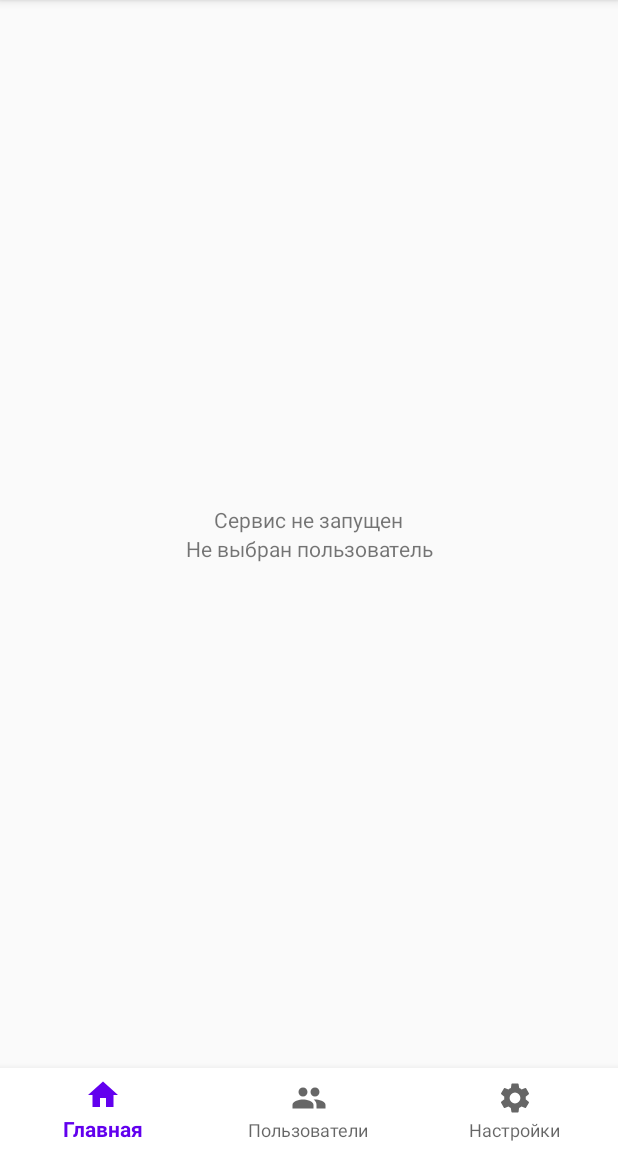
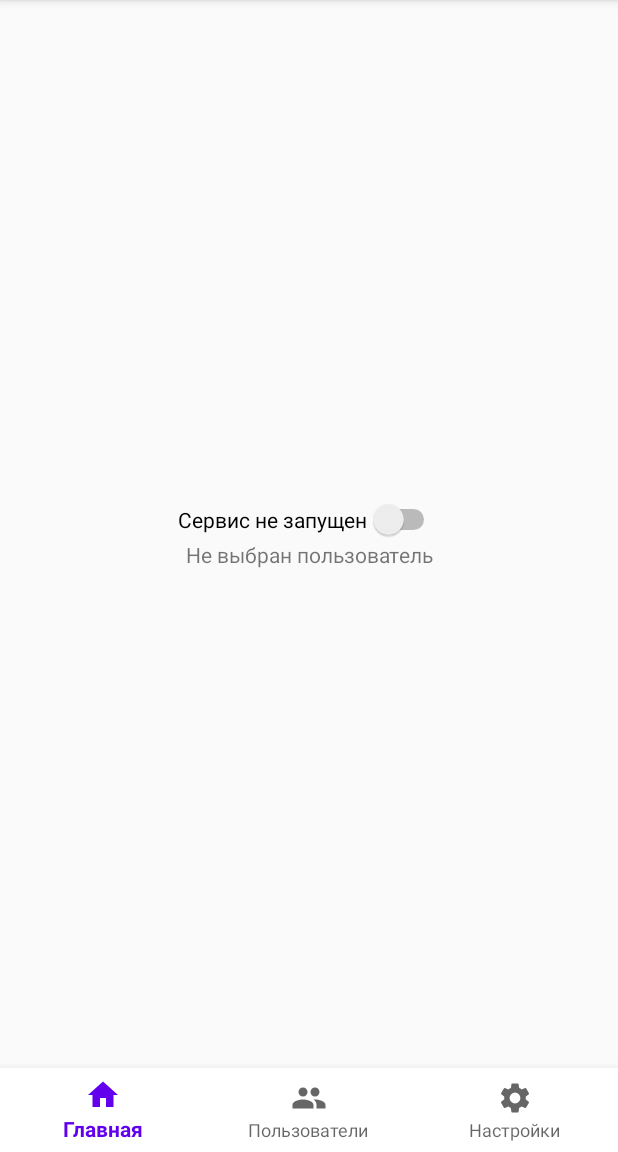
Before and after one commit to bulatim/autofiscal, an Android app: the screen it shows after launch (MainActivity), on a phone screen of 412 x 824 dp, the part 84-1236 px from its top. Run offline under Robolectric (Android 15) with nearby library versions, the phone set to English and light mode, and no system bars; our stand-ins replace Dagger/Hilt's generated code, Room's generated code, androidx.preference; 1 statement that could not run was skipped.

Commit message:
переписал включение сервиса для обмена с FTP

```diff
--- a/app/src/main/java/bulat/ru/autofiscalization/App.kt
+++ b/app/src/main/java/bulat/ru/autofiscalization/App.kt
@@ -30,8 +30,8 @@ class App : MultiDexApplication(), CoroutineScope {
         component = DaggerAppComponent.builder()
             .contextModule(contextModule)
             .build()
-        if (component.provideSharedPreferences().getBoolean("exchange_status", false))
-            startService()
+        /*if (component.provideSharedPreferences().getBoolean("exchange_status", false))
+            startService()*/
         serviceStatusBroadcastReceiver = ServiceStatusBroadcastReceiver {
             bound = it
         }
--- a/app/src/main/java/bulat/ru/autofiscalization/exchange/TestExchangeFile.kt
+++ b/app/src/main/java/bulat/ru/autofiscalization/exchange/TestExchangeFileProvider.kt
@@ -2,12 +2,12 @@ package bulat.ru.autofiscalization.exchange
 
 import android.content.Context
 import bulat.ru.autofiscalization.R
-import bulat.ru.autofiscalization.exchange.base.IExchangeFile
+import bulat.ru.autofiscalization.exchange.base.IExchangeFileProvider
 import java.io.File
 import java.io.FileOutputStream
 import java.io.InputStream
 
-class TestExchangeFile: IExchangeFile {
+class TestExchangeFileProvider: IExchangeFileProvider {
     lateinit var context: Context
 
     override fun getExchangeFile(): File? {
--- a/app/src/main/java/bulat/ru/autofiscalization/exchange/base/IExchangeFile.kt
+++ b/app/src/main/java/bulat/ru/autofiscalization/exchange/base/IExchangeFileProvider.kt
@@ -2,6 +2,6 @@ package bulat.ru.autofiscalization.exchange.base
 
 import java.io.File
 
-interface IExchangeFile {
+interface IExchangeFileProvider {
     fun getExchangeFile(): File?
 }
--- a/app/src/main/java/bulat/ru/autofiscalization/ui/main/MainFragment.kt
+++ b/app/src/main/java/bulat/ru/autofiscalization/ui/main/MainFragment.kt
@@ -1,12 +1,15 @@
 package bulat.ru.autofiscalization.ui.main
 
 import android.content.IntentFilter
+import android.content.SharedPreferences
 import android.os.Bundle
 import android.view.LayoutInflater
 import android.view.View
 import android.view.ViewGroup
+import android.widget.Toast
 import androidx.lifecycle.ViewModelProvider
 import bulat.ru.autofiscalization.App
+import bulat.ru.autofiscalization.BuildConfig
 import bulat.ru.autofiscalization.R
 import bulat.ru.autofiscalization.base.BaseFragment
 import bulat.ru.autofiscalization.model.entities.User
@@ -20,6 +23,8 @@ class MainFragment : BaseFragment() {
     lateinit var viewModel: MainViewModel
     @Inject
     lateinit var userProvider: InstanceProvider<User>
+    @Inject
+    lateinit var sharedPreferences: SharedPreferences
     private lateinit var serviceStatusBroadcastReceiver: ServiceStatusBroadcastReceiver
 
     override fun onCreate(savedInstanceState: Bundle?) {
@@ -43,22 +48,48 @@ class MainFragment : BaseFragment() {
         }
         serviceStatusBroadcastReceiver = ServiceStatusBroadcastReceiver {
             service_status.text = if (it) "Сервис запущен" else "Сервис не запущен"
+            service_status.isChecked = it
+            sharedPreferences.edit().putBoolean("exchange_status", it).apply()
         }
-        activity?.registerReceiver(serviceStatusBroadcastReceiver, IntentFilter(SERVICE_STATUS_BROADCAST_RECEIVER))
+        service_status.setOnCheckedChangeListener { _, isExchange ->
+            val hostname = sharedPreferences.getString("hostname", "")
+            if (hostname.isNullOrEmpty() && !BuildConfig.DEBUG) {
+                showToast("В настройках необходимо указать параметры соединения")
+                service_status.isChecked = false
+                return@setOnCheckedChangeListener
+            }
+            if (userProvider.get() != null) {
+                if (isExchange)
+                    (requireActivity().application as App).startService()
+                else {
+                    if ((requireActivity().application as App).bound) {
+                        showToast("Пожалуйста подождите")
+                        (requireActivity().application as App).stopService()
+                    }
+                }
+            } else if (isExchange) {
+                showToast("Создайте пользователя")
+            }
+        }
+        activity?.registerReceiver(
+            serviceStatusBroadcastReceiver,
+            IntentFilter(SERVICE_STATUS_BROADCAST_RECEIVER)
+        )
     }
 
     override fun onActivityCreated(savedInstanceState: Bundle?) {
         super.onActivityCreated(savedInstanceState)
         viewModel = ViewModelProvider(this, viewModelFactory).get(MainViewModel::class.java)
         viewModel.updateCurrentCashierName = {
-            currentCashier.text = userProvider.get()?.getSurnameWithInitial() ?: "Не выбран пользователь"
+            currentCashier.text =
+                userProvider.get()?.getSurnameWithInitial() ?: "Не выбран пользователь"
         }
         viewModel.getCurrentCashier()
     }
 
     override fun onDestroy() {
         super.onDestroy()
-        if(::serviceStatusBroadcastReceiver.isInitialized)
+        if (::serviceStatusBroadcastReceiver.isInitialized)
             activity?.unregisterReceiver(serviceStatusBroadcastReceiver)
     }
 }
--- a/app/src/main/java/bulat/ru/autofiscalization/ui/settings/SettingsFragment.kt
+++ b/app/src/main/java/bulat/ru/autofiscalization/ui/settings/SettingsFragment.kt
@@ -41,7 +41,7 @@ class SettingsFragment : PreferenceFragmentCompat(),
     }
 
     override fun onSharedPreferenceChanged(sharedPreferences: SharedPreferences, key: String?) {
-        when (key) {
+        when (key) {/*
             "exchange_status" -> {
                 activity?.let { fragmentActivity ->
                     val isExchange = sharedPreferences.getBoolean(key, false)
@@ -58,7 +58,7 @@ class SettingsFragment : PreferenceFragmentCompat(),
                         setPreferencesFromResource(R.xml.preferences, null)
                     }
                 }
-            }
+            }*/
             "exchange_period" -> {
                 val exchangePeriod = sharedPreferences.getString(key, "600")
                 try {
--- a/app/src/main/res/layout/main_fragment.xml
+++ b/app/src/main/res/layout/main_fragment.xml
@@ -1,10 +1,10 @@
 <androidx.constraintlayout.widget.ConstraintLayout xmlns:android="http://schemas.android.com/apk/res/android"
     xmlns:app="http://schemas.android.com/apk/res-auto"
-    xmlns:tools="http://schemas.android.com/tools"
     android:layout_width="match_parent"
-    android:layout_height="match_parent">
+    android:layout_height="match_parent"
+    xmlns:tools="http://schemas.android.com/tools">
 
-    <TextView
+    <Switch
         android:id="@+id/service_status"
         android:layout_width="wrap_content"
         android:layout_height="wrap_content"
@@ -13,7 +13,8 @@
         app:layout_constraintHorizontal_bias="0.5"
         app:layout_constraintStart_toStartOf="parent"
         app:layout_constraintTop_toTopOf="parent"
-        app:layout_constraintVertical_chainStyle="packed" />
+        app:layout_constraintVertical_chainStyle="packed"
+        tools:text="Сервис запущен"/>
 
     <TextView
         android:id="@+id/currentCashier"
@@ -23,5 +24,6 @@
         app:layout_constraintEnd_toEndOf="parent"
         app:layout_constraintHorizontal_bias="0.5"
         app:layout_constraintStart_toStartOf="parent"
-        app:layout_constraintTop_toBottomOf="@+id/service_status" />
+        app:layout_constraintTop_toBottomOf="@+id/service_status"
+        tools:text="Иванов И.И."/>
 </androidx.constraintlayout.widget.ConstraintLayout>
--- a/app/src/main/res/xml/preferences.xml
+++ b/app/src/main/res/xml/preferences.xml
@@ -1,10 +1,6 @@
 <?xml version="1.0" encoding="utf-8"?>
 <PreferenceScreen xmlns:android="http://schemas.android.com/apk/res/android">
     <PreferenceCategory android:title="Настройки обмена">
-        <CheckBoxPreference
-            android:defaultValue="false"
-            android:key="exchange_status"
-            android:title="Включить обмен" />
         <EditTextPreference
             android:key="exchange_period"
             android:selectAllOnFocus="true"
@@ -13,12 +9,12 @@
     </PreferenceCategory>
     <PreferenceCategory android:title="Настройки FTP">
         <EditTextPreference
-            android:key="address"
+            android:key="hostname"
             android:selectAllOnFocus="true"
             android:singleLine="true"
             android:title="Адрес FTP" />
         <EditTextPreference
-            android:key="login"
+            android:key="username"
             android:selectAllOnFocus="true"
             android:singleLine="true"
             android:title="Логин" />
```
Also changed, not shown: app/src/main/java/bulat/ru/autofiscalization/exchange/ExchangeFileFactory.kt (+13 -5 lines), app/src/main/java/bulat/ru/autofiscalization/exchange/FtpExchangeFileProvider.kt (renamed from app/src/main/java/bulat/ru/autofiscalization/exchange/FtpExchangeFile.kt, +6 -5 lines), app/src/main/java/bulat/ru/autofiscalization/service/FiscalService.kt (+14 -13 lines).
